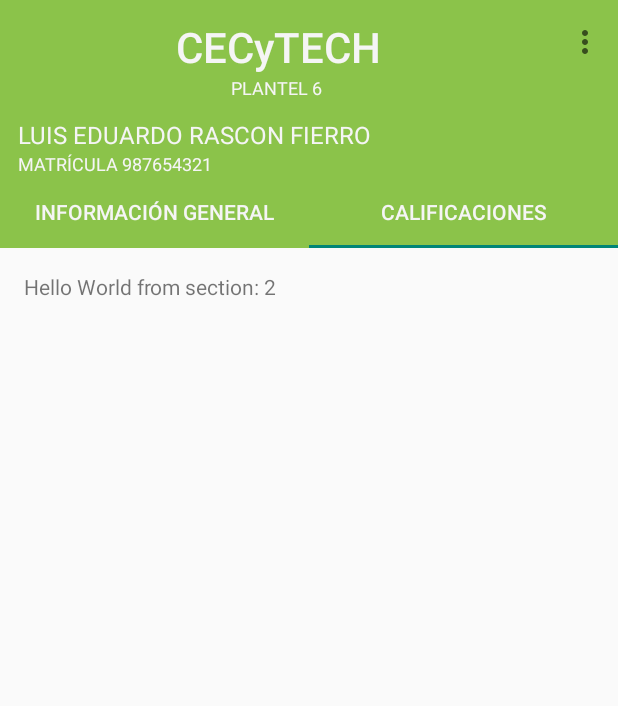
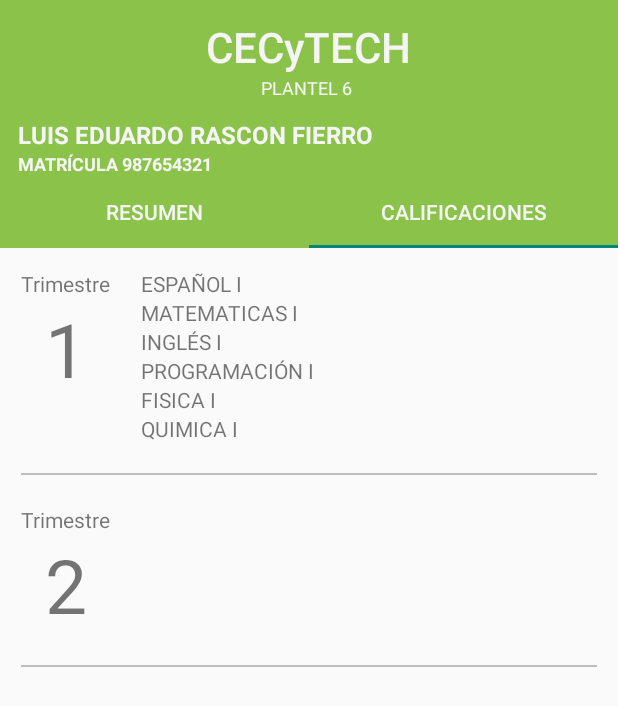
Before and after one commit to eduardorascon/escuela, an Android app: the screen it shows after launch (MainActivity), tab 2 chosen, on a phone screen of 412 x 824 dp. Shown: the top 706 px of the screen. Run offline under Robolectric (Android 15) with nearby library versions, the phone set to English and light mode, and no system bars.

Commit message:
More data added to fragments.

```diff
--- a/app/build.gradle
+++ b/app/build.gradle
@@ -26,6 +26,7 @@ dependencies {
     })
     compile 'com.android.support:appcompat-v7:25.3.1'
     compile 'com.android.support:cardview-v7:25.3.1'
+    compile 'com.android.support:design:25.3.1'
+    compile 'com.android.support:support-v4:25.3.1'
     testCompile 'junit:junit:4.12'
-    compile 'com.android.support:design:25.3.1'
 }
--- a/app/src/main/java/com/eduardorascon/demoescuela/MainActivity.java
+++ b/app/src/main/java/com/eduardorascon/demoescuela/MainActivity.java
@@ -53,14 +53,12 @@ public class MainActivity extends AppCompatActivity {
 
         TabLayout tabLayout = (TabLayout) findViewById(R.id.tabs);
         tabLayout.setupWithViewPager(mViewPager);
-
     }
-
 
     @Override
     public boolean onCreateOptionsMenu(Menu menu) {
         // Inflate the menu; this adds items to the action bar if it is present.
-        getMenuInflater().inflate(R.menu.menu_main, menu);
+        //getMenuInflater().inflate(R.menu.menu_main, menu);
         return true;
     }
 
@@ -105,12 +103,16 @@ public class MainActivity extends AppCompatActivity {
         }
 
         @Override
-        public View onCreateView(LayoutInflater inflater, ViewGroup container,
-                                 Bundle savedInstanceState) {
-            View rootView = inflater.inflate(R.layout.fragment_main, container, false);
-            TextView textView = (TextView) rootView.findViewById(R.id.section_label);
-            textView.setText(getString(R.string.section_format, getArguments().getInt(ARG_SECTION_NUMBER)));
-            return rootView;
+        public View onCreateView(LayoutInflater inflater, ViewGroup container, Bundle savedInstanceState) {
+            View rootView = null;
+
+            if (getArguments().getInt(ARG_SECTION_NUMBER) == 1) {
+                rootView = inflater.inflate(R.layout.fragment_general_info, container, false);
+                return rootView;
+            } else {
+                rootView = inflater.inflate(R.layout.fragment_student_grades, container, false);
+                return rootView;
+            }
         }
     }
 
@@ -141,7 +143,7 @@ public class MainActivity extends AppCompatActivity {
         public CharSequence getPageTitle(int position) {
             switch (position) {
                 case 0:
-                    return "INFORMACIÓN GENERAL";
+                    return "RESUMEN";
                 case 1:
                     return "CALIFICACIONES";
             }
--- a/app/src/main/res/layout/activity_main.xml
+++ b/app/src/main/res/layout/activity_main.xml
@@ -77,7 +77,7 @@
                     android:textAlignment="textStart"
                     android:textColor="@color/title_text_color"
                     android:textSize="16sp"
-                    android:textStyle="normal" />
+                    android:textStyle="bold" />
 
                 <TextView
                     android:layout_width="wrap_content"
@@ -87,7 +87,7 @@
                     android:textAlignment="textStart"
                     android:textColor="@color/title_text_color"
                     android:textSize="12sp"
-                    android:textStyle="" />
+                    android:textStyle="bold" />
 
             </LinearLayout>
 
--- a/app/src/main/res/layout/fragment_main.xml
+++ b/app/src/main/res/layout/fragment_main.xml
@@ -8,9 +8,4 @@
     android:paddingTop="@dimen/activity_vertical_margin"
     tools:context="com.eduardorascon.demoescuela.MainActivity$PlaceholderFragment">
 
-    <TextView
-        android:id="@+id/section_label"
-        android:layout_width="wrap_content"
-        android:layout_height="wrap_content" />
-
 </RelativeLayout>
--- /dev/null
+++ b/app/src/main/res/layout/fragment_student_grades.xml
@@ -0,0 +1,123 @@
+<LinearLayout xmlns:android="http://schemas.android.com/apk/res/android"
+    xmlns:tools="http://schemas.android.com/tools"
+    android:layout_width="match_parent"
+    android:layout_height="match_parent"
+    android:orientation="vertical"
+    android:padding="14dp"
+    tools:context="layout.StudentGrades">
+
+    <RelativeLayout
+        android:layout_width="match_parent"
+        android:layout_height="wrap_content"
+        android:paddingBottom="20dp">
+
+        <LinearLayout
+            android:id="@+id/trimestre_1"
+            android:layout_width="wrap_content"
+            android:layout_height="wrap_content"
+            android:orientation="vertical"
+            android:paddingRight="20dp">
+
+            <TextView
+
+                android:layout_width="wrap_content"
+                android:layout_height="wrap_content"
+                android:text="Trimestre" />
+
+            <TextView
+                android:layout_width="match_parent"
+                android:layout_height="wrap_content"
+                android:text="1"
+                android:textAlignment="center"
+                android:textSize="50sp" />
+        </LinearLayout>
+
+        <TextView
+            android:id="@+id/textView2"
+            android:layout_width="wrap_content"
+            android:layout_height="wrap_content"
+            android:layout_alignParentTop="true"
+            android:layout_toEndOf="@+id/trimestre_1"
+            android:text="ESPAÑOL I" />
+
+        <TextView
+            android:id="@+id/textView3"
+            android:layout_width="wrap_content"
+            android:layout_height="wrap_content"
+            android:layout_below="@+id/textView2"
+            android:layout_toEndOf="@+id/trimestre_1"
+            android:text="MATEMATICAS I" />
+
+        <TextView
+            android:id="@+id/textView4"
+            android:layout_width="wrap_content"
+            android:layout_height="wrap_content"
+            android:layout_below="@+id/textView3"
+            android:layout_toEndOf="@+id/trimestre_1"
+            android:text="INGLÉS I" />
+
+        <TextView
+            android:id="@+id/textView5"
+            android:layout_width="wrap_content"
+            android:layout_height="wrap_content"
+            android:layout_below="@+id/textView4"
+            android:layout_toEndOf="@+id/trimestre_1"
+            android:text="PROGRAMACIÓN I" />
+
+        <TextView
+            android:id="@+id/textView6"
+            android:layout_width="wrap_content"
+            android:layout_height="wrap_content"
+            android:layout_alignStart="@+id/textView5"
+            android:layout_below="@+id/textView5"
+            android:text="FISICA I" />
+
+        <TextView
+            android:id="@+id/textView7"
+            android:layout_width="wrap_content"
+            android:layout_height="wrap_content"
+            android:layout_alignStart="@+id/textView6"
+            android:layout_below="@+id/textView6"
+            android:text="QUIMICA I" />
+    </RelativeLayout>
+
+    <View
+        android:layout_width="fill_parent"
+        android:layout_height="1dp"
+        android:background="@color/divider" />
+
+    <RelativeLayout
+        android:layout_width="match_parent"
+        android:layout_height="wrap_content"
+        android:paddingBottom="20dp"
+        android:paddingTop="20dp">
+
+        <LinearLayout
+            android:id="@+id/trimestre_2"
+            android:layout_width="wrap_content"
+            android:layout_height="wrap_content"
+            android:orientation="vertical"
+            android:paddingRight="20dp">
+
+            <TextView
+
+                android:layout_width="wrap_content"
+                android:layout_height="wrap_content"
+                android:text="Trimestre" />
+
+            <TextView
+                android:layout_width="match_parent"
+                android:layout_height="wrap_content"
+                android:text="2"
+                android:textAlignment="center"
+                android:textSize="50sp" />
+        </LinearLayout>
+
+    </RelativeLayout>
+
+    <View
+        android:layout_width="fill_parent"
+        android:layout_height="1dp"
+        android:background="@color/divider" />
+
+</LinearLayout>
--- a/app/src/main/res/values/strings.xml
+++ b/app/src/main/res/values/strings.xml
@@ -4,4 +4,7 @@
     <string name="title_activity_main">MainActivity</string>
     <string name="action_settings">Settings</string>
     <string name="section_format">Hello World from section: %1$d</string>
+
+    <!-- TODO: Remove or change this placeholder text -->
+    <string name="hello_blank_fragment">Hello blank fragment</string>
 </resources>
```
Also changed, not shown: app/src/main/java/layout/GeneralInfo.java (added, +109 -0 lines), app/src/main/java/layout/StudentGrades.java (added, +109 -0 lines), app/src/main/res/layout/fragment_general_info.xml (added, +75 -0 lines).
